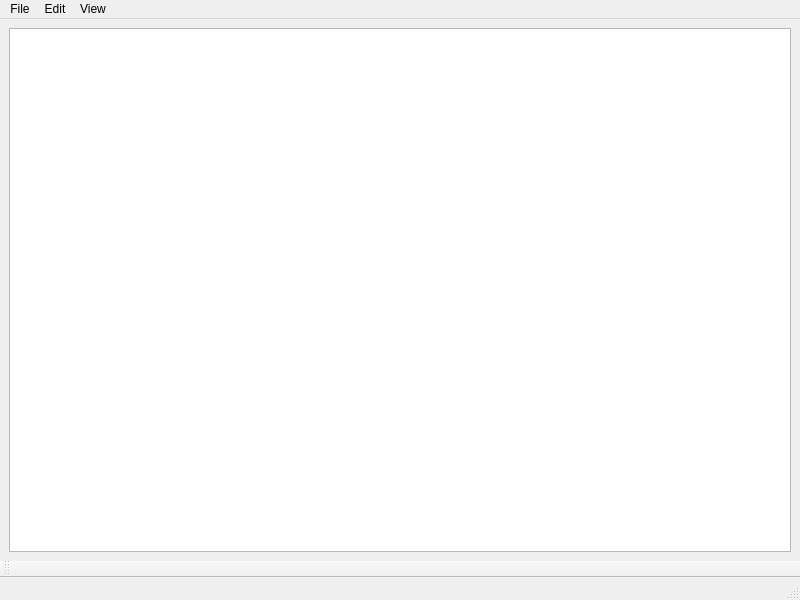
The window that qt-texteditor/texteditor.ui (niosp/hackclub-arcade) describes before a commit, drawn with Qt 5.
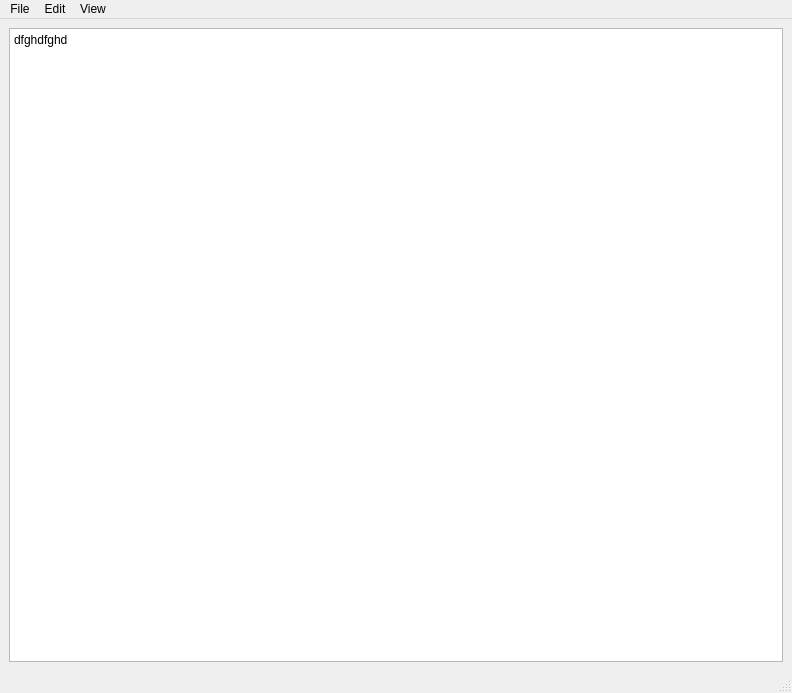
The same window after the commit. Icons and pictures are not drawn.

Commit message: added load function, added status bar widgets, added event filter

Patch:
```diff
--- a/qt-texteditor/texteditor.ui
+++ b/qt-texteditor/texteditor.ui
@@ -6,8 +6,8 @@
    <rect>
     <x>0</x>
     <y>0</y>
-    <width>800</width>
-    <height>600</height>
+    <width>792</width>
+    <height>693</height>
    </rect>
   </property>
   <property name="windowTitle">
@@ -22,7 +22,11 @@
    </property>
    <layout class="QHBoxLayout" name="horizontalLayout">
     <item>
-     <widget class="QTextEdit" name="textEdit"/>
+     <widget class="QPlainTextEdit" name="plainTextEdit">
+      <property name="plainText">
+       <string>dfghdfghd</string>
+      </property>
+     </widget>
     </item>
    </layout>
   </widget>
@@ -31,7 +35,7 @@
     <rect>
      <x>0</x>
      <y>0</y>
-     <width>800</width>
+     <width>792</width>
      <height>21</height>
     </rect>
    </property>
@@ -76,18 +80,7 @@
    <addaction name="menuEdit"/>
    <addaction name="menuView"/>
   </widget>
-  <widget class="QStatusBar" name="statusbar"/>
-  <widget class="QToolBar" name="toolBar">
-   <property name="windowTitle">
-    <string>toolBar</string>
-   </property>
-   <attribute name="toolBarArea">
-    <enum>BottomToolBarArea</enum>
-   </attribute>
-   <attribute name="toolBarBreak">
-    <bool>false</bool>
-   </attribute>
-  </widget>
+  <widget class="QStatusBar" name="statusBar"/>
   <action name="actionOpen_File">
    <property name="icon">
     <iconset resource="icons.qrc">
```
The commit also changes 20 other files.
